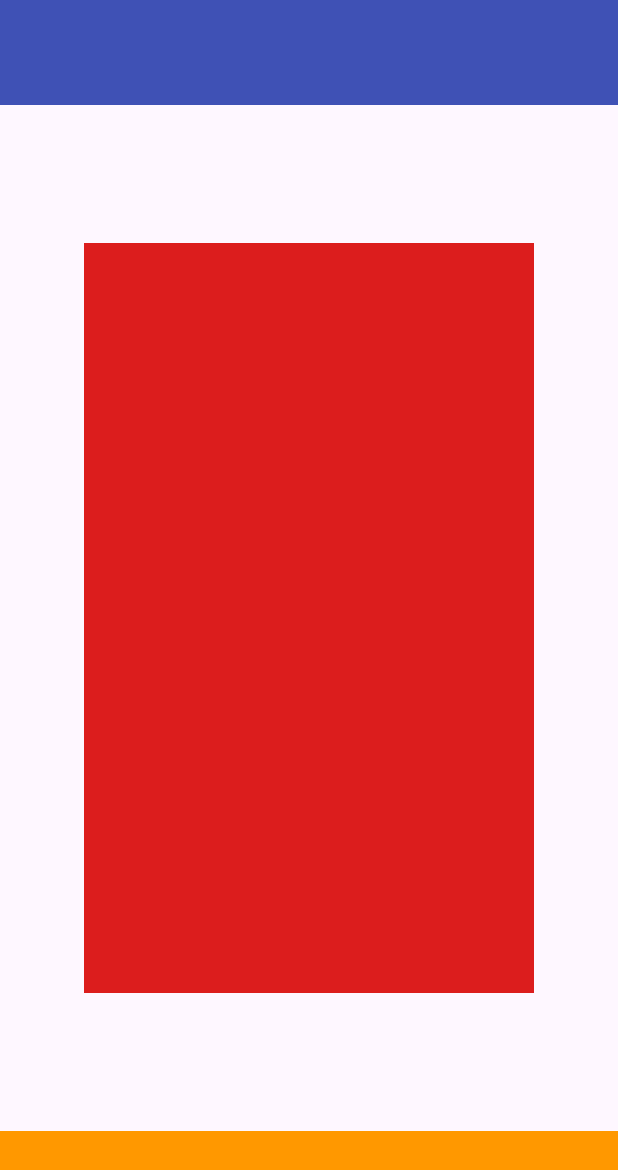
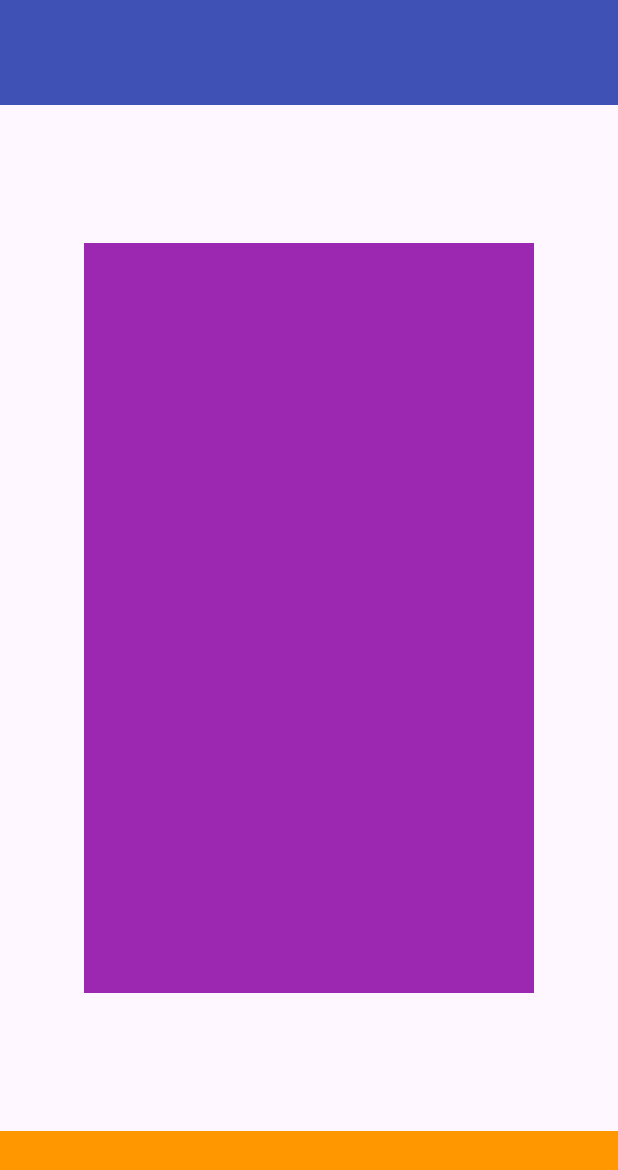
Before and after one commit to Maphick/FilmSearcher, an Android app: the screen it shows after launch (MainActivity), on a phone screen of 412 x 824 dp. Shown: the top 1170 px of the screen. Run offline under Robolectric (Android 15) with nearby library versions, the phone set to English and light mode, and no system bars.

Commit message:
purple linear layout

```diff
--- a/app/src/main/res/layout/activity_main.xml
+++ b/app/src/main/res/layout/activity_main.xml
@@ -11,7 +11,7 @@
     <LinearLayout
         android:layout_width="300dp"
         android:layout_height="500dp"
-        android:background="#DC1D1D"
+        android:background="#9C27B0"
         android:orientation="vertical"
         app:layout_constraintBottom_toTopOf="@+id/frameLayout"
         app:layout_constraintEnd_toEndOf="parent"
```
